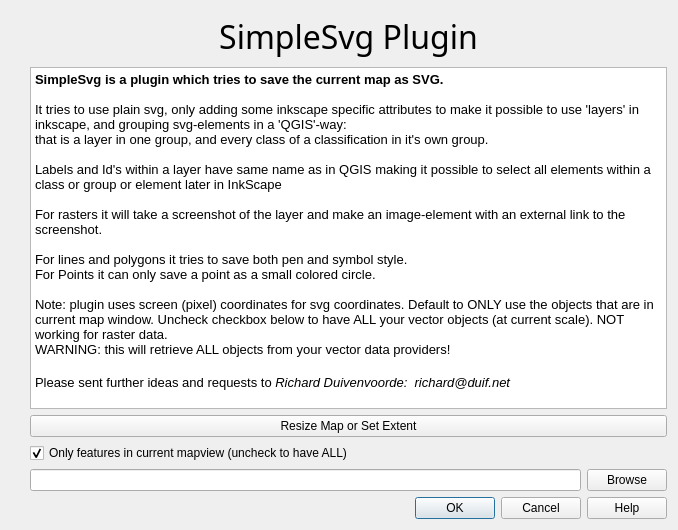
rduivenvoorde/simplesvg, file src/simplesvg/Ui_SimpleSvg.ui: the form before one commit.
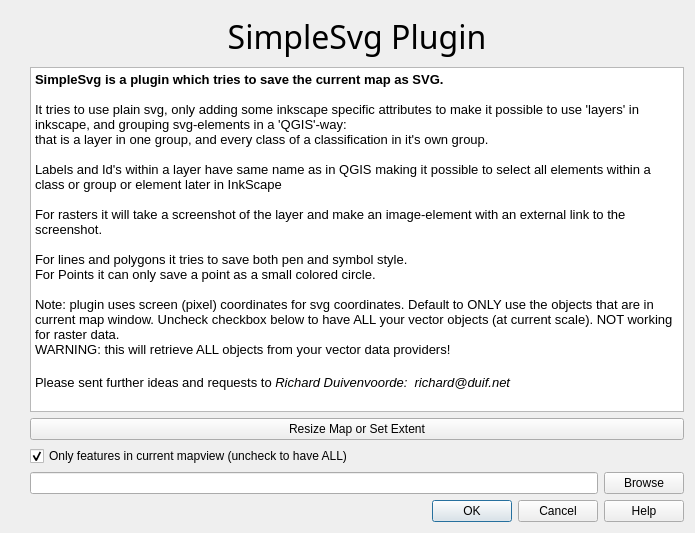
The form after the commit. Icons and pictures are not drawn.

The edit to the form file:
```diff
--- a/src/simplesvg/Ui_SimpleSvg.ui
+++ b/src/simplesvg/Ui_SimpleSvg.ui
@@ -6,8 +6,8 @@
    <rect>
     <x>0</x>
     <y>0</y>
-    <width>678</width>
-    <height>530</height>
+    <width>695</width>
+    <height>533</height>
    </rect>
   </property>
   <property name="windowTitle">
@@ -97,23 +97,23 @@
       <string>&lt;!DOCTYPE HTML PUBLIC &quot;-//W3C//DTD HTML 4.0//EN&quot; &quot;http://www.w3.org/TR/REC-html40/strict.dtd&quot;&gt;
 &lt;html&gt;&lt;head&gt;&lt;meta name=&quot;qrichtext&quot; content=&quot;1&quot; /&gt;&lt;style type=&quot;text/css&quot;&gt;
 p, li { white-space: pre-wrap; }
-&lt;/style&gt;&lt;/head&gt;&lt;body style=&quot; font-family:'Cantarell'; font-size:11pt; font-weight:400; font-style:normal;&quot;&gt;
-&lt;p style=&quot; margin-top:0px; margin-bottom:0px; margin-left:0px; margin-right:0px; -qt-block-indent:0; text-indent:0px;&quot;&gt;&lt;span style=&quot; font-family:'Sans Serif'; font-size:10pt; font-weight:600;&quot;&gt;SimpleSvg is a plugin which tries to save the current map as SVG.&lt;/span&gt;&lt;/p&gt;
-&lt;p style=&quot;-qt-paragraph-type:empty; margin-top:0px; margin-bottom:0px; margin-left:0px; margin-right:0px; -qt-block-indent:0; text-indent:0px; font-family:'Sans Serif'; font-size:10pt;&quot;&gt;&lt;br /&gt;&lt;/p&gt;
-&lt;p style=&quot; margin-top:0px; margin-bottom:0px; margin-left:0px; margin-right:0px; -qt-block-indent:0; text-indent:0px;&quot;&gt;&lt;span style=&quot; font-family:'Sans Serif'; font-size:10pt;&quot;&gt;It tries to use plain svg, only adding some inkscape specific attributes to make it possible to use 'layers' in inkscape, and grouping svg-elements in a 'QGIS'-way: &lt;/span&gt;&lt;/p&gt;
-&lt;p style=&quot; margin-top:0px; margin-bottom:0px; margin-left:0px; margin-right:0px; -qt-block-indent:0; text-indent:0px;&quot;&gt;&lt;span style=&quot; font-family:'Sans Serif'; font-size:10pt;&quot;&gt;that is a layer in one group, and every class of a classification in it's own group.&lt;/span&gt;&lt;/p&gt;
-&lt;p style=&quot;-qt-paragraph-type:empty; margin-top:0px; margin-bottom:0px; margin-left:0px; margin-right:0px; -qt-block-indent:0; text-indent:0px; font-family:'Sans Serif'; font-size:10pt;&quot;&gt;&lt;br /&gt;&lt;/p&gt;
-&lt;p style=&quot; margin-top:0px; margin-bottom:0px; margin-left:0px; margin-right:0px; -qt-block-indent:0; text-indent:0px;&quot;&gt;&lt;span style=&quot; font-family:'Sans Serif'; font-size:10pt;&quot;&gt;Labels and Id's within a layer have same name as in QGIS making it possible to select all elements within a class or group or element later in InkScape&lt;/span&gt;&lt;/p&gt;
-&lt;p style=&quot;-qt-paragraph-type:empty; margin-top:0px; margin-bottom:0px; margin-left:0px; margin-right:0px; -qt-block-indent:0; text-indent:0px; font-family:'Sans Serif'; font-size:10pt;&quot;&gt;&lt;br /&gt;&lt;/p&gt;
-&lt;p style=&quot; margin-top:0px; margin-bottom:0px; margin-left:0px; margin-right:0px; -qt-block-indent:0; text-indent:0px;&quot;&gt;&lt;span style=&quot; font-family:'Sans Serif'; font-size:10pt;&quot;&gt;For rasters it will take a screenshot of the layer and make an image-element with an external link to the screenshot.&lt;/span&gt;&lt;/p&gt;
-&lt;p style=&quot;-qt-paragraph-type:empty; margin-top:0px; margin-bottom:0px; margin-left:0px; margin-right:0px; -qt-block-indent:0; text-indent:0px; font-family:'Sans Serif'; font-size:10pt;&quot;&gt;&lt;br /&gt;&lt;/p&gt;
-&lt;p style=&quot; margin-top:0px; margin-bottom:0px; margin-left:0px; margin-right:0px; -qt-block-indent:0; text-indent:0px;&quot;&gt;&lt;span style=&quot; font-family:'Sans Serif'; font-size:10pt;&quot;&gt;For lines and polygons it tries to save both pen and symbol style.&lt;/span&gt;&lt;/p&gt;
-&lt;p style=&quot; margin-top:0px; margin-bottom:0px; margin-left:0px; margin-right:0px; -qt-block-indent:0; text-indent:0px;&quot;&gt;&lt;span style=&quot; font-family:'Sans Serif'; font-size:10pt;&quot;&gt;For Points it can only save a point as a small colored circle. &lt;/span&gt;&lt;/p&gt;
-&lt;p style=&quot;-qt-paragraph-type:empty; margin-top:0px; margin-bottom:0px; margin-left:0px; margin-right:0px; -qt-block-indent:0; text-indent:0px; font-family:'Sans Serif'; font-size:10pt;&quot;&gt;&lt;br /&gt;&lt;/p&gt;
-&lt;p style=&quot; margin-top:0px; margin-bottom:0px; margin-left:0px; margin-right:0px; -qt-block-indent:0; text-indent:0px;&quot;&gt;&lt;span style=&quot; font-family:'Sans Serif'; font-size:10pt;&quot;&gt;Note: plugin uses screen (pixel) coordinates for svg coordinates. Default to ONLY use the objects that are in current map window. Uncheck checkbox below to have ALL your vector objects (at current scale). NOT working for raster data.&lt;/span&gt;&lt;/p&gt;
-&lt;p style=&quot; margin-top:0px; margin-bottom:0px; margin-left:0px; margin-right:0px; -qt-block-indent:0; text-indent:0px;&quot;&gt;&lt;span style=&quot; font-family:'Sans Serif'; font-size:10pt;&quot;&gt;WARNING: this will retrieve ALL objects from your vector data providers!&lt;/span&gt;&lt;/p&gt;
-&lt;p style=&quot;-qt-paragraph-type:empty; margin-top:0px; margin-bottom:0px; margin-left:0px; margin-right:0px; -qt-block-indent:0; text-indent:0px; font-family:'Ubuntu';&quot;&gt;&lt;br /&gt;&lt;/p&gt;
-&lt;p style=&quot; margin-top:0px; margin-bottom:0px; margin-left:0px; margin-right:0px; -qt-block-indent:0; text-indent:0px;&quot;&gt;&lt;span style=&quot; font-family:'Sans Serif'; font-size:10pt;&quot;&gt;Please sent further ideas and requests to &lt;/span&gt;&lt;span style=&quot; font-family:'Sans Serif'; font-size:10pt; font-style:italic;&quot;&gt;Richard Duivenvoorde:  richard@duif.net&lt;/span&gt;&lt;/p&gt;&lt;/body&gt;&lt;/html&gt;</string>
+&lt;/style&gt;&lt;/head&gt;&lt;body style=&quot; font-family:'Cantarell'; font-size:10pt; font-weight:400; font-style:normal;&quot;&gt;
+&lt;p style=&quot; margin-top:0px; margin-bottom:0px; margin-left:0px; margin-right:0px; -qt-block-indent:0; text-indent:0px;&quot;&gt;&lt;span style=&quot; font-family:'Sans Serif'; font-weight:600;&quot;&gt;SimpleSvg is a plugin which tries to save the current map as SVG.&lt;/span&gt;&lt;/p&gt;
+&lt;p style=&quot;-qt-paragraph-type:empty; margin-top:0px; margin-bottom:0px; margin-left:0px; margin-right:0px; -qt-block-indent:0; text-indent:0px; font-family:'Sans Serif';&quot;&gt;&lt;br /&gt;&lt;/p&gt;
+&lt;p style=&quot; margin-top:0px; margin-bottom:0px; margin-left:0px; margin-right:0px; -qt-block-indent:0; text-indent:0px;&quot;&gt;&lt;span style=&quot; font-family:'Sans Serif';&quot;&gt;It tries to use plain svg, only adding some inkscape specific attributes to make it possible to use 'layers' in inkscape, and grouping svg-elements in a 'QGIS'-way: &lt;/span&gt;&lt;/p&gt;
+&lt;p style=&quot; margin-top:0px; margin-bottom:0px; margin-left:0px; margin-right:0px; -qt-block-indent:0; text-indent:0px;&quot;&gt;&lt;span style=&quot; font-family:'Sans Serif';&quot;&gt;that is a layer in one group, and every class of a classification in it's own group.&lt;/span&gt;&lt;/p&gt;
+&lt;p style=&quot;-qt-paragraph-type:empty; margin-top:0px; margin-bottom:0px; margin-left:0px; margin-right:0px; -qt-block-indent:0; text-indent:0px; font-family:'Sans Serif';&quot;&gt;&lt;br /&gt;&lt;/p&gt;
+&lt;p style=&quot; margin-top:0px; margin-bottom:0px; margin-left:0px; margin-right:0px; -qt-block-indent:0; text-indent:0px;&quot;&gt;&lt;span style=&quot; font-family:'Sans Serif';&quot;&gt;Labels and Id's within a layer have same name as in QGIS making it possible to select all elements within a class or group or element later in InkScape&lt;/span&gt;&lt;/p&gt;
+&lt;p style=&quot;-qt-paragraph-type:empty; margin-top:0px; margin-bottom:0px; margin-left:0px; margin-right:0px; -qt-block-indent:0; text-indent:0px; font-family:'Sans Serif';&quot;&gt;&lt;br /&gt;&lt;/p&gt;
+&lt;p style=&quot; margin-top:0px; margin-bottom:0px; margin-left:0px; margin-right:0px; -qt-block-indent:0; text-indent:0px;&quot;&gt;&lt;span style=&quot; font-family:'Sans Serif';&quot;&gt;For rasters it will take a screenshot of the layer and make an image-element with an external link to the screenshot.&lt;/span&gt;&lt;/p&gt;
+&lt;p style=&quot;-qt-paragraph-type:empty; margin-top:0px; margin-bottom:0px; margin-left:0px; margin-right:0px; -qt-block-indent:0; text-indent:0px; font-family:'Sans Serif';&quot;&gt;&lt;br /&gt;&lt;/p&gt;
+&lt;p style=&quot; margin-top:0px; margin-bottom:0px; margin-left:0px; margin-right:0px; -qt-block-indent:0; text-indent:0px;&quot;&gt;&lt;span style=&quot; font-family:'Sans Serif';&quot;&gt;For lines and polygons it tries to save both pen and symbol style.&lt;/span&gt;&lt;/p&gt;
+&lt;p style=&quot; margin-top:0px; margin-bottom:0px; margin-left:0px; margin-right:0px; -qt-block-indent:0; text-indent:0px;&quot;&gt;&lt;span style=&quot; font-family:'Sans Serif';&quot;&gt;For Points it can only save a point as a small colored circle. &lt;/span&gt;&lt;/p&gt;
+&lt;p style=&quot;-qt-paragraph-type:empty; margin-top:0px; margin-bottom:0px; margin-left:0px; margin-right:0px; -qt-block-indent:0; text-indent:0px; font-family:'Sans Serif';&quot;&gt;&lt;br /&gt;&lt;/p&gt;
+&lt;p style=&quot; margin-top:0px; margin-bottom:0px; margin-left:0px; margin-right:0px; -qt-block-indent:0; text-indent:0px;&quot;&gt;&lt;span style=&quot; font-family:'Sans Serif';&quot;&gt;Note: plugin uses screen (pixel) coordinates for svg coordinates. Default to ONLY use the objects that are in current map window. Uncheck checkbox below to have ALL your vector objects (at current scale). NOT working for raster data.&lt;/span&gt;&lt;/p&gt;
+&lt;p style=&quot; margin-top:0px; margin-bottom:0px; margin-left:0px; margin-right:0px; -qt-block-indent:0; text-indent:0px;&quot;&gt;&lt;span style=&quot; font-family:'Sans Serif';&quot;&gt;WARNING: this will retrieve ALL objects from your vector data providers!&lt;/span&gt;&lt;/p&gt;
+&lt;p style=&quot;-qt-paragraph-type:empty; margin-top:0px; margin-bottom:0px; margin-left:0px; margin-right:0px; -qt-block-indent:0; text-indent:0px; font-family:'Ubuntu'; font-size:11pt;&quot;&gt;&lt;br /&gt;&lt;/p&gt;
+&lt;p style=&quot; margin-top:0px; margin-bottom:0px; margin-left:0px; margin-right:0px; -qt-block-indent:0; text-indent:0px;&quot;&gt;&lt;span style=&quot; font-family:'Sans Serif';&quot;&gt;Please sent further ideas and requests to &lt;/span&gt;&lt;span style=&quot; font-family:'Sans Serif'; font-style:italic;&quot;&gt;Richard Duivenvoorde:  richard@duif.net&lt;/span&gt;&lt;/p&gt;&lt;/body&gt;&lt;/html&gt;</string>
      </property>
     </widget>
    </item>
```
